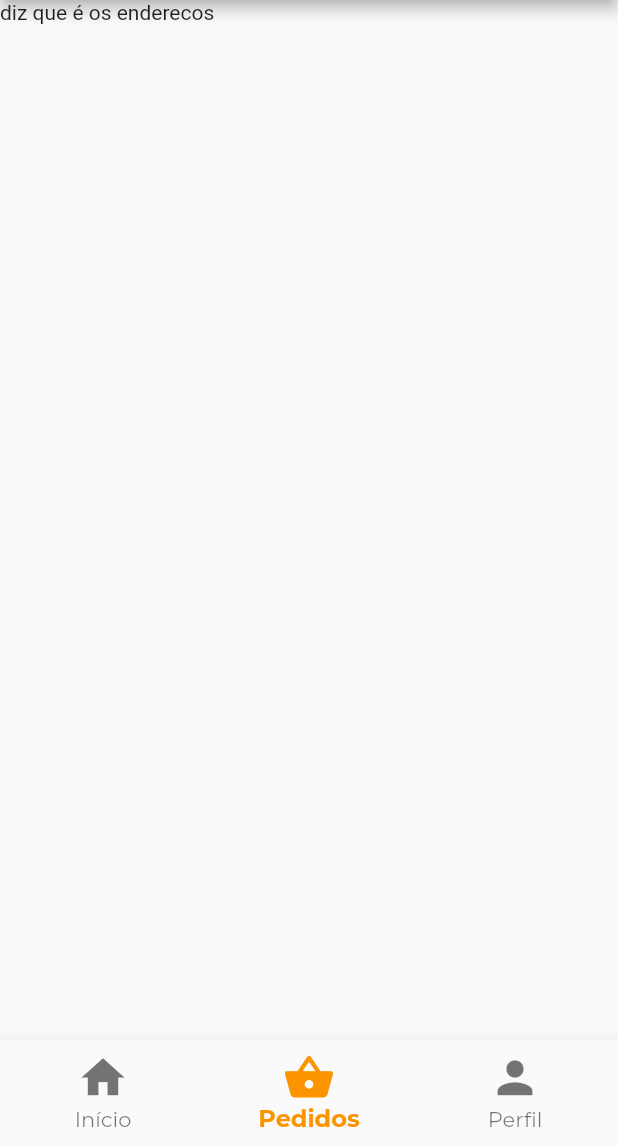
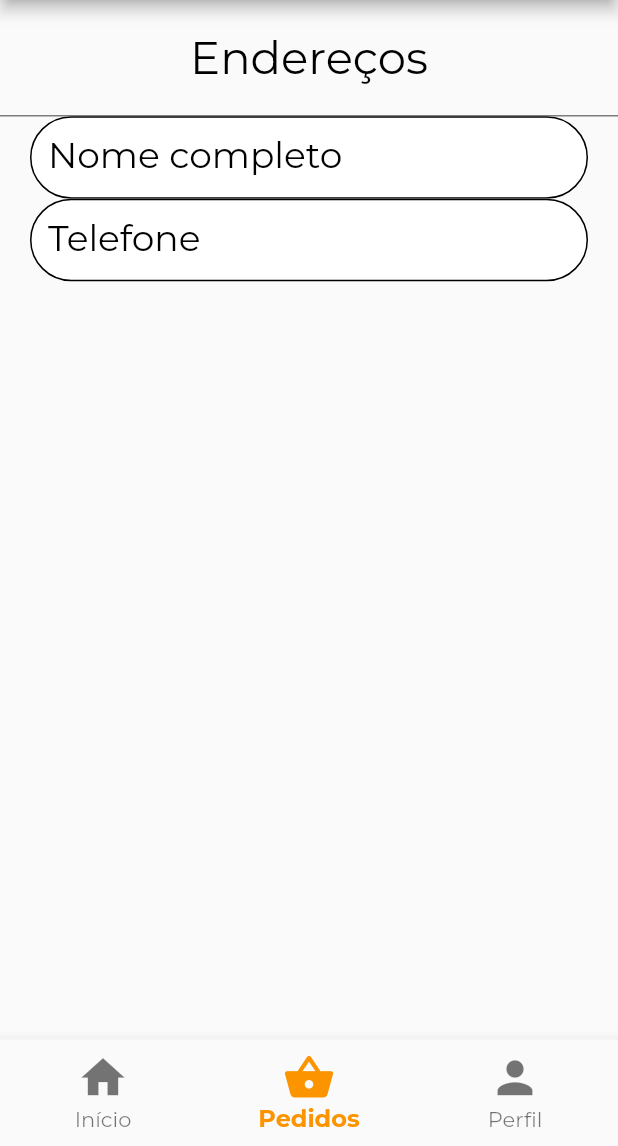
Before and after one commit to LeonardoLuisKlein/inTime, a Flutter app: the Enderecos screen opened directly, on a phone screen of 412 x 824 dp, the part 90-1236 px from its top. Run offline on Flutter 3.47's test engine with Material 2 defaults, Android fonts, the phone set to English and light mode, and no system bars; our stand-ins replace firebase_auth, firebase_core; accounts and stored records are empty.

Commit message:
Feat: introducing input style

```diff
--- a/lib/pages/enderecos.dart
+++ b/lib/pages/enderecos.dart
@@ -50,8 +50,116 @@ class _EnderecosState extends State<Enderecos> {
           ),
         ),
       ),
-      body: const Column(
-        children: [Text("diz que é os enderecos")],
+      body: Column(
+        children: [
+          const Padding(
+            padding: EdgeInsets.only(top: 20.0),
+            child: Text(
+              "Endereços",
+              textAlign: TextAlign.left,
+              style: TextStyle(
+                fontSize: 30,
+                fontFamily: 'Montserrat',
+                color: Colors.black,
+              ),
+            ),
+          ),
+          Padding(
+            padding: const EdgeInsets.only(top: 20.0),
+            child: Container(
+              height: 0.5,
+              color: Colors.black,
+            ),
+          ),
+          Padding(
+              padding: const EdgeInsets.only(left: 20.0, right: 20.0),
+              child: SizedBox(
+                height: 55.0,
+                child: TextFormField(
+                  style: const TextStyle(
+                    fontSize: 24.0,
+                    fontFamily: 'Montserrat',
+                    color: Color.fromARGB(255, 0, 0, 0),
+                  ),
+                  decoration: InputDecoration(
+                    labelText: 'Nome completo',
+                    filled: true,
+                    fillColor: const Color.fromARGB(255, 255, 255, 255),
+                    labelStyle:
+                        const TextStyle(color: Color.fromARGB(255, 0, 0, 0)),
+                    focusedBorder: OutlineInputBorder(
+                      borderSide: const BorderSide(
+                          color: Color.fromARGB(255, 76, 13, 124)),
+                      borderRadius: BorderRadius.circular(50.0),
+                    ),
+                    enabledBorder: OutlineInputBorder(
+                      borderSide:
+                          const BorderSide(color: Color.fromARGB(255, 0, 0, 0)),
+                      borderRadius: BorderRadius.circular(50.0),
+                    ),
+                    errorBorder: OutlineInputBorder(
+                      borderSide: const BorderSide(
+                          color: Color.fromARGB(255, 252, 148, 0)),
+                      borderRadius: BorderRadius.circular(50.0),
+                    ),
+                    focusedErrorBorder: OutlineInputBorder(
+                      borderSide: const BorderSide(
+                          color: Color.fromARGB(255, 252, 148, 0)),
+                      borderRadius: BorderRadius.circular(50.0),
+                    ),
+                    errorStyle: const TextStyle(
+                        color: Color.fromARGB(255, 252, 148, 0),
+                        fontSize: 14.0,
+                        fontFamily: 'Montserrat'),
+                  ),
+                  keyboardType: TextInputType.text,
+                ),
+              )),
+          Padding(
+              padding: const EdgeInsets.only(left: 20.0, right: 20.0),
+              child: SizedBox(
+                height: 55.0,
+                child: TextFormField(
+                  style: const TextStyle(
+                    fontSize: 24.0,
+                    fontFamily: 'Montserrat',
+                    color: Color.fromARGB(255, 0, 0, 0),
+                  ),
+                  decoration: InputDecoration(
+                    labelText: 'Telefone',
+                    filled: true,
+                    fillColor: const Color.fromARGB(255, 255, 255, 255),
+                    labelStyle:
+                        const TextStyle(color: Color.fromARGB(255, 0, 0, 0)),
+                    focusedBorder: OutlineInputBorder(
+                      borderSide: const BorderSide(
+                          color: Color.fromARGB(255, 76, 13, 124)),
+                      borderRadius: BorderRadius.circular(50.0),
+                    ),
+                    enabledBorder: OutlineInputBorder(
+                      borderSide:
+                          const BorderSide(color: Color.fromARGB(255, 0, 0, 0)),
+                      borderRadius: BorderRadius.circular(50.0),
+                    ),
+                    errorBorder: OutlineInputBorder(
+                      borderSide: const BorderSide(
+                          color: Color.fromARGB(255, 252, 148, 0)),
+                      borderRadius: BorderRadius.circular(50.0),
+                    ),
+                    focusedErrorBorder: OutlineInputBorder(
+                      borderSide: const BorderSide(
+                          color: Color.fromARGB(255, 252, 148, 0)),
+                      borderRadius: BorderRadius.circular(50.0),
+                    ),
+                    errorStyle: const TextStyle(
+                        color: Color.fromARGB(255, 252, 148, 0),
+                        fontSize: 14.0,
+                        fontFamily: 'Montserrat'),
+                  ),
+                  keyboardType: TextInputType.text,
+                ),
+              )),
+        ],
       ),
       bottomNavigationBar: BottomNavigationBar(
         type: BottomNavigationBarType.fixed,
```
